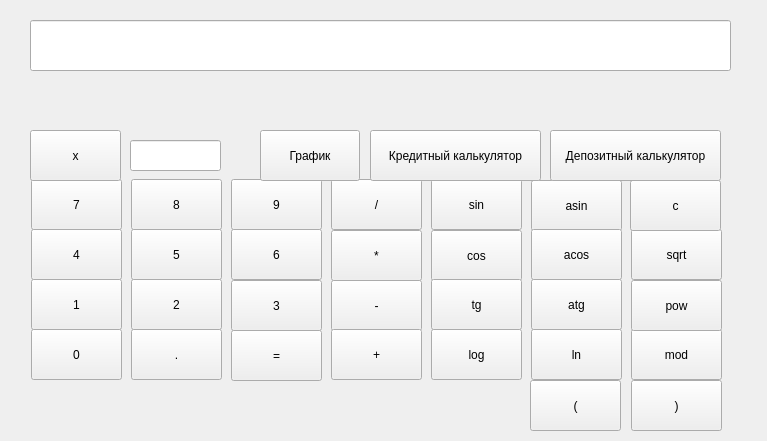
This is src/mainwindow.ui in mashagwi/Calc as Qt 5 draws it before an edit. The edited form follows.
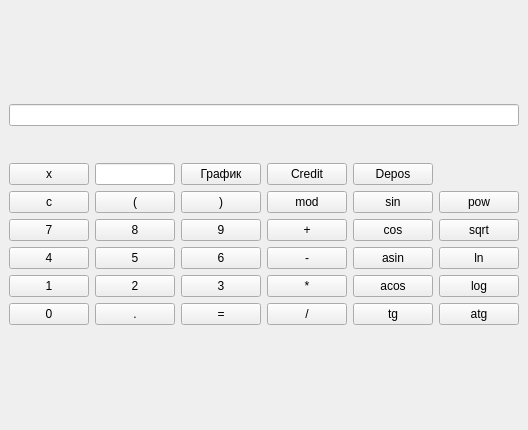
This is the edited form.

Patch:
```diff
--- a/src/mainwindow.ui
+++ b/src/mainwindow.ui
@@ -6,23 +6,74 @@
    <rect>
     <x>0</x>
     <y>0</y>
-    <width>767</width>
-    <height>441</height>
+    <width>486</width>
+    <height>430</height>
    </rect>
   </property>
   <property name="windowTitle">
    <string>MainWindow</string>
   </property>
   <widget class="QWidget" name="centralwidget">
+   <layout class="QGridLayout" name="gridLayout_2">
+    <item row="0" column="0">
+     <layout class="QVBoxLayout" name="verticalLayout_2">
+      <item>
+       <widget class="QLineEdit" name="Input"/>
+      </item>
+      <item>
+       <widget class="QLabel" name="result">
+        <property name="maximumSize">
+         <size>
+          <width>16777215</width>
+          <height>25</height>
+         </size>
+        </property>
+        <property name="text">
+         <string/>
+        </property>
+       </widget>
+      </item>
+      <item>
+       <layout class="QGridLayout" name="gridLayout">
+        <item row="2" column="3">
+         <widget class="QPushButton" name="plus">
+          <property name="text">
+           <string>+</string>
+          </property>
+          <attribute name="buttonGroup">
+           <string notr="true">operands</string>
+          </attribute>
+         </widget>
+        </item>
+        <item row="1" column="5">
+         <widget class="QPushButton" name="pow">
+          <property name="text">
+           <string>pow</string>
+          </property>
+          <attribute name="buttonGroup">
+           <string notr="true">func</string>
+          </attribute>
+         </widget>
+        </item>
+        <item row="1" column="2">
+         <widget class="QPushButton" name="Cbracket">
+          <property name="text">
+           <string>)</string>
+          </property>
+          <attribute name="buttonGroup">
+           <string notr="true">brackets</string>
+          </attribute>
+         </widget>
+        </item>
+        <item row="0" column="4">
+         <widget class="QPushButton" name="depos">
+          <property name="text">
+           <string>Depos</string>
+          </property>
+         </widget>
+        </item>
+        <item row="4" column="0">
    <widget class="QPushButton" name="one">
-    <property name="geometry">
-     <rect>
-      <x>31</x>
-      <y>279</y>
-      <width>91</width>
-      <height>51</height>
-     </rect>
-    </property>
     <property name="text">
      <string>1</string>
     </property>
@@ -30,31 +81,19 @@
      <string notr="true">ditgits</string>
     </attribute>
    </widget>
-   <widget class="QPushButton" name="two">
-    <property name="geometry">
-     <rect>
-      <x>131</x>
-      <y>279</y>
-      <width>91</width>
-      <height>51</height>
-     </rect>
-    </property>
+        </item>
+        <item row="2" column="2">
+         <widget class="QPushButton" name="nine">
     <property name="text">
-     <string>2</string>
+           <string>9</string>
     </property>
     <attribute name="buttonGroup">
      <string notr="true">ditgits</string>
     </attribute>
    </widget>
+        </item>
+        <item row="4" column="2">
    <widget class="QPushButton" name="three">
-    <property name="geometry">
-     <rect>
-      <x>231</x>
-      <y>280</y>
-      <width>91</width>
-      <height>51</height>
-     </rect>
-    </property>
     <property name="text">
      <string>3</string>
     </property>
@@ -62,79 +101,9 @@
      <string notr="true">ditgits</string>
     </attribute>
    </widget>
-   <widget class="QPushButton" name="four">
-    <property name="geometry">
-     <rect>
-      <x>31</x>
-      <y>229</y>
-      <width>91</width>
-      <height>51</height>
-     </rect>
-    </property>
-    <property name="text">
-     <string>4</string>
-    </property>
-    <attribute name="buttonGroup">
-     <string notr="true">ditgits</string>
-    </attribute>
-   </widget>
-   <widget class="QPushButton" name="five">
-    <property name="geometry">
-     <rect>
-      <x>131</x>
-      <y>229</y>
-      <width>91</width>
-      <height>51</height>
-     </rect>
-    </property>
-    <property name="text">
-     <string>5</string>
-    </property>
-    <attribute name="buttonGroup">
-     <string notr="true">ditgits</string>
-    </attribute>
-   </widget>
-   <widget class="QPushButton" name="six">
-    <property name="geometry">
-     <rect>
-      <x>231</x>
-      <y>229</y>
-      <width>91</width>
-      <height>51</height>
-     </rect>
-    </property>
-    <property name="text">
-     <string>6</string>
-    </property>
-    <attribute name="buttonGroup">
-     <string notr="true">ditgits</string>
-    </attribute>
-   </widget>
-   <widget class="QPushButton" name="seven">
-    <property name="geometry">
-     <rect>
-      <x>31</x>
-      <y>179</y>
-      <width>91</width>
-      <height>51</height>
-     </rect>
-    </property>
-    <property name="text">
-     <string>7</string>
-    </property>
-    <attribute name="buttonGroup">
-     <string notr="true">ditgits</string>
-    </attribute>
-   </widget>
+        </item>
+        <item row="2" column="1">
    <widget class="QPushButton" name="eight">
-    <property name="geometry">
-     <rect>
-      <x>131</x>
-      <y>179</y>
-      <width>91</width>
-      <height>51</height>
-     </rect>
-    </property>
     <property name="text">
      <string>8</string>
     </property>
@@ -142,73 +111,29 @@
      <string notr="true">ditgits</string>
     </attribute>
    </widget>
-   <widget class="QPushButton" name="nine">
-    <property name="geometry">
-     <rect>
-      <x>231</x>
-      <y>179</y>
-      <width>91</width>
-      <height>51</height>
-     </rect>
-    </property>
+        </item>
+        <item row="0" column="1">
+         <widget class="QLineEdit" name="val"/>
+        </item>
+        <item row="1" column="4">
+         <widget class="QPushButton" name="sin">
     <property name="text">
-     <string>9</string>
+           <string>sin</string>
     </property>
     <attribute name="buttonGroup">
-     <string notr="true">ditgits</string>
-    </attribute>
-   </widget>
-   <widget class="QPushButton" name="zero">
-    <property name="geometry">
-     <rect>
-      <x>31</x>
-      <y>329</y>
-      <width>91</width>
-      <height>51</height>
-     </rect>
-    </property>
+           <string notr="true">func</string>
+          </attribute>
+         </widget>
+        </item>
+        <item row="0" column="2">
+         <widget class="QPushButton" name="graf">
     <property name="text">
-     <string>0</string>
-    </property>
-    <attribute name="buttonGroup">
-     <string notr="true">ditgits</string>
-    </attribute>
-   </widget>
-   <widget class="QLineEdit" name="Input">
-    <property name="geometry">
-     <rect>
-      <x>30</x>
-      <y>20</y>
-      <width>701</width>
-      <height>51</height>
-     </rect>
-    </property>
-   </widget>
-   <widget class="QPushButton" name="dev">
-    <property name="geometry">
-     <rect>
-      <x>331</x>
-      <y>179</y>
-      <width>91</width>
-      <height>51</height>
-     </rect>
-    </property>
-    <property name="text">
-     <string>/</string>
-    </property>
-    <attribute name="buttonGroup">
-     <string notr="true">operands</string>
-    </attribute>
-   </widget>
+           <string>График</string>
+          </property>
+         </widget>
+        </item>
+        <item row="4" column="3">
    <widget class="QPushButton" name="mul">
-    <property name="geometry">
-     <rect>
-      <x>331</x>
-      <y>230</y>
-      <width>91</width>
-      <height>51</height>
-     </rect>
-    </property>
     <property name="text">
      <string>*</string>
     </property>
@@ -216,121 +141,46 @@
      <string notr="true">operands</string>
     </attribute>
    </widget>
-   <widget class="QPushButton" name="sub">
-    <property name="geometry">
-     <rect>
-      <x>331</x>
-      <y>280</y>
-      <width>91</width>
-      <height>51</height>
-     </rect>
-    </property>
-    <property name="text">
-     <string>-</string>
-    </property>
-    <attribute name="buttonGroup">
-     <string notr="true">operands</string>
-    </attribute>
-   </widget>
-   <widget class="QPushButton" name="plus">
-    <property name="geometry">
-     <rect>
-      <x>331</x>
-      <y>329</y>
-      <width>91</width>
-      <height>51</height>
-     </rect>
-    </property>
-    <property name="text">
-     <string>+</string>
-    </property>
-    <attribute name="buttonGroup">
-     <string notr="true">operands</string>
-    </attribute>
-   </widget>
-   <widget class="QPushButton" name="equal">
-    <property name="geometry">
-     <rect>
-      <x>231</x>
-      <y>330</y>
-      <width>91</width>
-      <height>51</height>
-     </rect>
-    </property>
-    <property name="text">
-     <string>=</string>
-    </property>
-   </widget>
+        </item>
+        <item row="5" column="1">
    <widget class="QPushButton" name="dot">
-    <property name="geometry">
-     <rect>
-      <x>131</x>
-      <y>329</y>
-      <width>91</width>
-      <height>51</height>
-     </rect>
-    </property>
     <property name="text">
      <string>.</string>
     </property>
    </widget>
-   <widget class="QPushButton" name="sin">
-    <property name="geometry">
-     <rect>
-      <x>431</x>
-      <y>179</y>
-      <width>91</width>
-      <height>51</height>
-     </rect>
-    </property>
+        </item>
+        <item row="5" column="0">
+         <widget class="QPushButton" name="zero">
     <property name="text">
-     <string>sin</string>
+           <string>0</string>
     </property>
     <attribute name="buttonGroup">
-     <string notr="true">func</string>
-    </attribute>
-   </widget>
-   <widget class="QPushButton" name="cos">
-    <property name="geometry">
-     <rect>
-      <x>431</x>
-      <y>230</y>
-      <width>91</width>
-      <height>51</height>
-     </rect>
-    </property>
+           <string notr="true">ditgits</string>
+          </attribute>
+         </widget>
+        </item>
+        <item row="2" column="5">
+         <widget class="QPushButton" name="sqrt">
     <property name="text">
-     <string>cos</string>
+           <string>sqrt</string>
     </property>
     <attribute name="buttonGroup">
      <string notr="true">func</string>
     </attribute>
    </widget>
-   <widget class="QPushButton" name="tg">
-    <property name="geometry">
-     <rect>
-      <x>431</x>
-      <y>279</y>
-      <width>91</width>
-      <height>51</height>
-     </rect>
-    </property>
+        </item>
+        <item row="3" column="2">
+         <widget class="QPushButton" name="six">
     <property name="text">
-     <string>tg</string>
+           <string>6</string>
     </property>
     <attribute name="buttonGroup">
-     <string notr="true">func</string>
-    </attribute>
-   </widget>
+           <string notr="true">ditgits</string>
+          </attribute>
+         </widget>
+        </item>
+        <item row="4" column="5">
    <widget class="QPushButton" name="log">
-    <property name="geometry">
-     <rect>
-      <x>431</x>
-      <y>329</y>
-      <width>91</width>
-      <height>51</height>
-     </rect>
-    </property>
     <property name="text">
      <string>log</string>
     </property>
@@ -338,15 +188,137 @@
      <string notr="true">func</string>
     </attribute>
    </widget>
+        </item>
+        <item row="0" column="3">
+         <widget class="QPushButton" name="credit">
+          <property name="text">
+           <string>Credit</string>
+          </property>
+         </widget>
+        </item>
+        <item row="1" column="1">
+         <widget class="QPushButton" name="obracket">
+          <property name="text">
+           <string>(</string>
+          </property>
+          <attribute name="buttonGroup">
+           <string notr="true">brackets</string>
+          </attribute>
+         </widget>
+        </item>
+        <item row="0" column="0">
+         <widget class="QPushButton" name="x">
+          <property name="text">
+           <string>x</string>
+          </property>
+         </widget>
+        </item>
+        <item row="3" column="1">
+         <widget class="QPushButton" name="five">
+          <property name="text">
+           <string>5</string>
+          </property>
+          <attribute name="buttonGroup">
+           <string notr="true">ditgits</string>
+          </attribute>
+         </widget>
+        </item>
+        <item row="3" column="3">
+         <widget class="QPushButton" name="sub">
+          <property name="text">
+           <string>-</string>
+          </property>
+          <attribute name="buttonGroup">
+           <string notr="true">operands</string>
+          </attribute>
+         </widget>
+        </item>
+        <item row="3" column="5">
+         <widget class="QPushButton" name="ln">
+          <property name="text">
+           <string>ln</string>
+          </property>
+          <attribute name="buttonGroup">
+           <string notr="true">func</string>
+          </attribute>
+         </widget>
+        </item>
+        <item row="2" column="4">
+         <widget class="QPushButton" name="cos">
+          <property name="text">
+           <string>cos</string>
+          </property>
+          <attribute name="buttonGroup">
+           <string notr="true">func</string>
+          </attribute>
+         </widget>
+        </item>
+        <item row="2" column="0">
+         <widget class="QPushButton" name="seven">
+          <property name="text">
+           <string>7</string>
+          </property>
+          <attribute name="buttonGroup">
+           <string notr="true">ditgits</string>
+          </attribute>
+         </widget>
+        </item>
+        <item row="3" column="0">
+         <widget class="QPushButton" name="four">
+          <property name="text">
+           <string>4</string>
+          </property>
+          <attribute name="buttonGroup">
+           <string notr="true">ditgits</string>
+          </attribute>
+         </widget>
+        </item>
+        <item row="4" column="1">
+         <widget class="QPushButton" name="two">
+          <property name="text">
+           <string>2</string>
+          </property>
+          <attribute name="buttonGroup">
+           <string notr="true">ditgits</string>
+          </attribute>
+         </widget>
+        </item>
+        <item row="5" column="3">
+         <widget class="QPushButton" name="dev">
+          <property name="text">
+           <string>/</string>
+          </property>
+          <attribute name="buttonGroup">
+           <string notr="true">operands</string>
+          </attribute>
+         </widget>
+        </item>
+        <item row="5" column="2">
+         <widget class="QPushButton" name="equal">
+          <property name="text">
+           <string>=</string>
+          </property>
+         </widget>
+        </item>
+        <item row="1" column="0">
+         <widget class="QPushButton" name="clear">
+          <property name="text">
+           <string>c</string>
+          </property>
+         </widget>
+        </item>
+        <item row="1" column="3">
+         <widget class="QPushButton" name="mod">
+          <property name="text">
+           <string>mod</string>
+          </property>
+          <attribute name="buttonGroup">
+           <string notr="true">operands</string>
+          </attribute>
+         </widget>
+        </item>
+        <item row="3" column="4">
    <widget class="QPushButton" name="asin">
-    <property name="geometry">
-     <rect>
-      <x>531</x>
-      <y>180</y>
-      <width>91</width>
-      <height>51</height>
-     </rect>
-    </property>
     <property name="text">
      <string>asin</string>
     </property>
@@ -354,15 +326,9 @@
      <string notr="true">func</string>
     </attribute>
    </widget>
+        </item>
+        <item row="4" column="4">
    <widget class="QPushButton" name="acos">
-    <property name="geometry">
-     <rect>
-      <x>531</x>
-      <y>229</y>
-      <width>91</width>
-      <height>51</height>
-     </rect>
-    </property>
     <property name="text">
      <string>acos</string>
     </property>
@@ -370,15 +336,19 @@
      <string notr="true">func</string>
     </attribute>
    </widget>
+        </item>
+        <item row="5" column="4">
+         <widget class="QPushButton" name="tg">
+          <property name="text">
+           <string>tg</string>
+          </property>
+          <attribute name="buttonGroup">
+           <string notr="true">func</string>
+          </attribute>
+         </widget>
+        </item>
+        <item row="5" column="5">
    <widget class="QPushButton" name="atg">
-    <property name="geometry">
-     <rect>
-      <x>531</x>
-      <y>279</y>
-      <width>91</width>
-      <height>51</height>
-     </rect>
-    </property>
     <property name="text">
      <string>atg</string>
     </property>
@@ -386,190 +356,12 @@
      <string notr="true">func</string>
     </attribute>
    </widget>
-   <widget class="QPushButton" name="ln">
-    <property name="geometry">
-     <rect>
-      <x>531</x>
-      <y>329</y>
-      <width>91</width>
-      <height>51</height>
-     </rect>
-    </property>
-    <property name="text">
-     <string>ln</string>
-    </property>
-    <attribute name="buttonGroup">
-     <string notr="true">func</string>
-    </attribute>
-   </widget>
-   <widget class="QLabel" name="result">
-    <property name="geometry">
-     <rect>
-      <x>30</x>
-      <y>80</y>
-      <width>701</width>
-      <height>41</height>
-     </rect>
-    </property>
-    <property name="text">
-     <string/>
-    </property>
-   </widget>
-   <widget class="QPushButton" name="mod">
-    <property name="geometry">
-     <rect>
-      <x>631</x>
-      <y>329</y>
-      <width>91</width>
-      <height>51</height>
-     </rect>
-    </property>
-    <property name="text">
-     <string>mod</string>
-    </property>
-    <attribute name="buttonGroup">
-     <string notr="true">operands</string>
-    </attribute>
-   </widget>
-   <widget class="QPushButton" name="sqrt">
-    <property name="geometry">
-     <rect>
-      <x>631</x>
-      <y>229</y>
-      <width>91</width>
-      <height>51</height>
-     </rect>
-    </property>
-    <property name="text">
-     <string>sqrt</string>
-    </property>
-    <attribute name="buttonGroup">
-     <string notr="true">func</string>
-    </attribute>
-   </widget>
-   <widget class="QPushButton" name="pow">
-    <property name="geometry">
-     <rect>
-      <x>631</x>
-      <y>280</y>
-      <width>91</width>
-      <height>51</height>
-     </rect>
-    </property>
-    <property name="text">
-     <string>pow</string>
-    </property>
-    <attribute name="buttonGroup">
-     <string notr="true">func</string>
-    </attribute>
-   </widget>
-   <widget class="QPushButton" name="clear">
-    <property name="geometry">
-     <rect>
-      <x>630</x>
-      <y>180</y>
-      <width>91</width>
-      <height>51</height>
-     </rect>
-    </property>
-    <property name="text">
-     <string>c</string>
-    </property>
-   </widget>
-   <widget class="QPushButton" name="obracket">
-    <property name="geometry">
-     <rect>
-      <x>530</x>
-      <y>380</y>
-      <width>91</width>
-      <height>51</height>
-     </rect>
-    </property>
-    <property name="text">
-     <string>(</string>
-    </property>
-    <attribute name="buttonGroup">
-     <string notr="true">brackets</string>
-    </attribute>
-   </widget>
-   <widget class="QPushButton" name="Cbracket">
-    <property name="geometry">
-     <rect>
-      <x>631</x>
-      <y>380</y>
-      <width>91</width>
-      <height>51</height>
-     </rect>
-    </property>
-    <property name="text">
-     <string>)</string>
-    </property>
-    <attribute name="buttonGroup">
-     <string notr="true">brackets</string>
-    </attribute>
-   </widget>
-   <widget class="QPushButton" name="x">
-    <property name="geometry">
-     <rect>
-      <x>30</x>
-      <y>130</y>
-      <width>91</width>
-      <height>51</height>
-     </rect>
-    </property>
-    <property name="text">
-     <string>x</string>
-    </property>
-   </widget>
-   <widget class="QPushButton" name="graf">
-    <property name="geometry">
-     <rect>
-      <x>260</x>
-      <y>130</y>
-      <width>100</width>
-      <height>51</height>
-     </rect>
-    </property>
-    <property name="text">
-     <string>График</string>
-    </property>
-   </widget>
-   <widget class="QPushButton" name="credit">
-    <property name="geometry">
-     <rect>
-      <x>370</x>
-      <y>130</y>
-      <width>171</width>
-      <height>51</height>
-     </rect>
-    </property>
-    <property name="text">
-     <string>Кредитный калькулятор</string>
-    </property>
-   </widget>
-   <widget class="QPushButton" name="depos">
-    <property name="geometry">
-     <rect>
-      <x>550</x>
-      <y>130</y>
-      <width>171</width>
-      <height>51</height>
-     </rect>
-    </property>
-    <property name="text">
-     <string>Депозитный калькулятор</string>
-    </property>
-   </widget>
-   <widget class="QLineEdit" name="val">
-    <property name="geometry">
-     <rect>
-      <x>130</x>
-      <y>140</y>
-      <width>91</width>
-      <height>31</height>
-     </rect>
-    </property>
-   </widget>
+        </item>
+       </layout>
+      </item>
+     </layout>
+    </item>
+   </layout>
   </widget>
  </widget>
  <resources/>
```
Left out of the diff: 4 changed lines with no effect on the pictures. Lines whose indentation alone changed are shown as unchanged.
